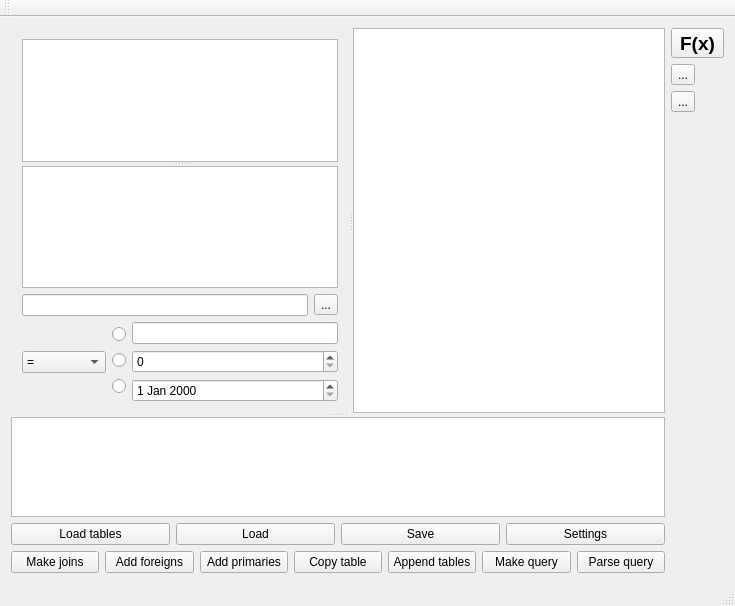
Before: the Qt Designer form mainwindow.ui in dainisp/sqlbuild, drawn with Qt 5.
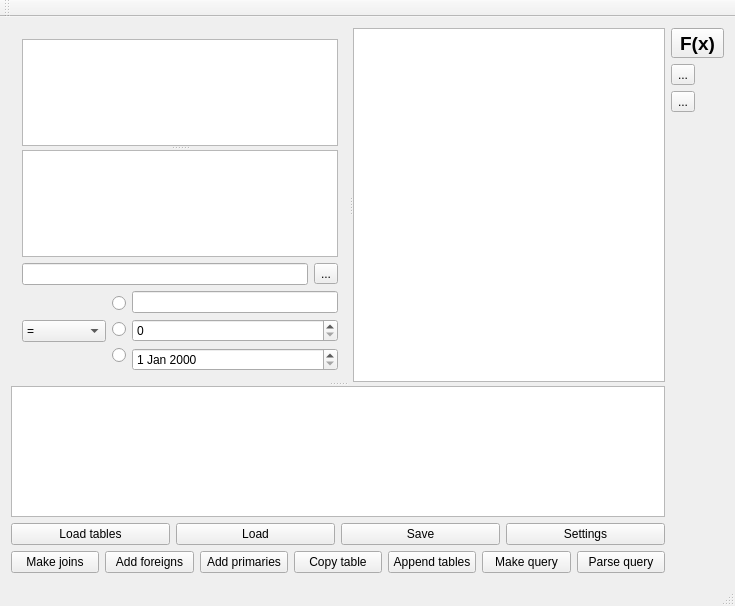
After: the same form once the commit is applied. Icons and pictures are not drawn. Custom widgets are drawn as their Qt base class.

Patch:
```diff
--- a/mainwindow.ui
+++ b/mainwindow.ui
@@ -182,7 +182,7 @@
          <property name="maximumSize">
           <size>
            <width>16777215</width>
-           <height>100</height>
+           <height>16777215</height>
           </size>
          </property>
         </widget>
```
Left out of the diff: 2 changed lines with no effect on the pictures.
